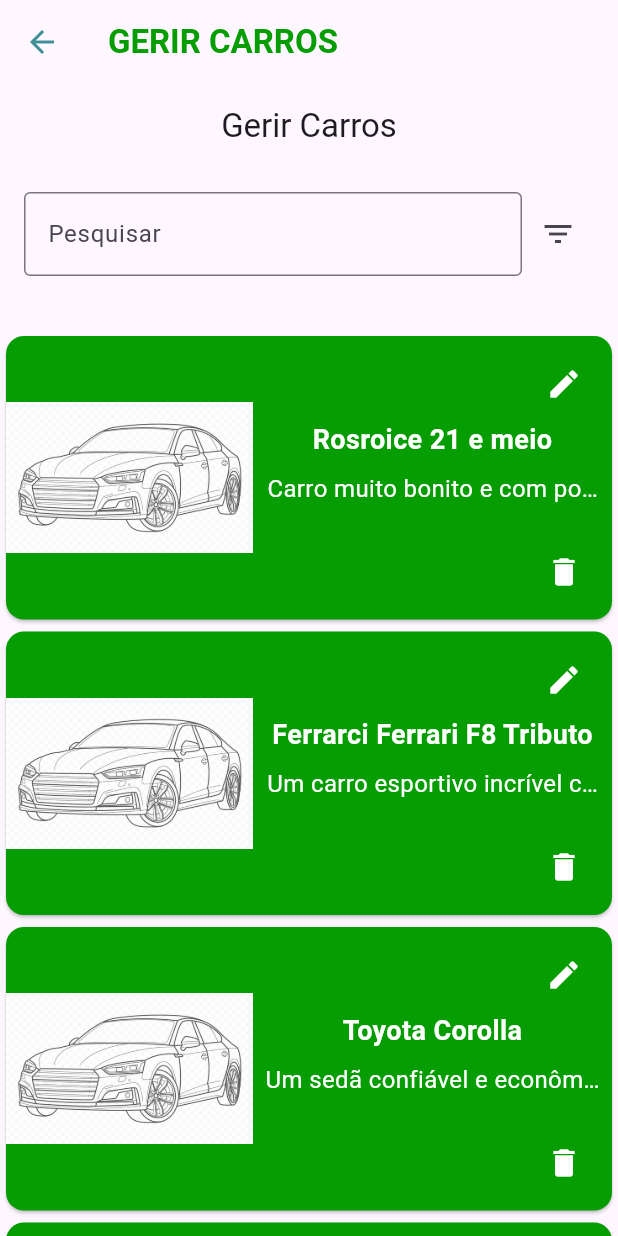
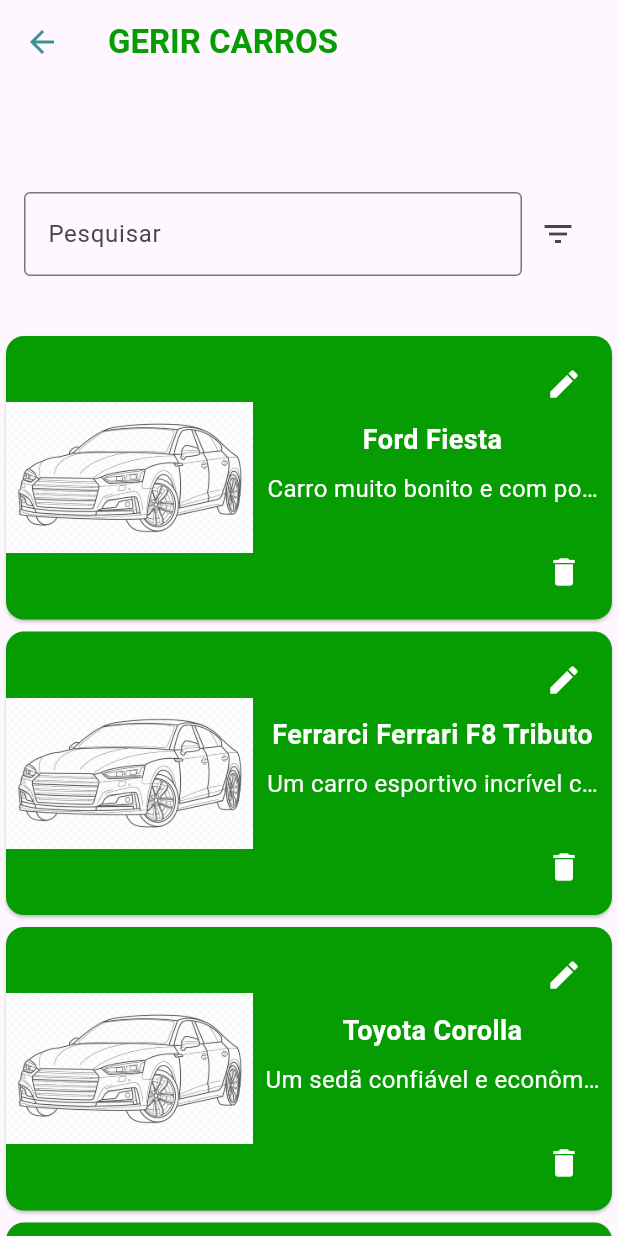
Before and after one commit to IceAngel-04/adRENTure-v2, a Flutter app: the DashboardPage screen opened directly, after a tap on "Gerir Carros", on a phone screen of 412 x 824 dp. Run offline on Flutter 3.47's test engine with Material 3 defaults, Android fonts, the phone set to English and light mode, and no system bars; our stand-ins replace charts_flutter, image_picker.

Commit message:
Updated visuals

```diff
--- a/lib/main.dart
+++ b/lib/main.dart
@@ -1,5 +1,6 @@
 import 'package:adrenture/widgets/navbar.dart';
 import 'package:flutter/material.dart';
+import 'package:adrenture/pages/login/splashscreen.dart';
 
 void main() => runApp(const MyApp());
 
@@ -9,7 +10,7 @@
   @override
   Widget build(BuildContext context) {
     return  const MaterialApp(
-      home: BottomNavBarPage(),
+      home: SplashScreen(),
       debugShowCheckedModeBanner: false,
     );
   }
--- a/lib/models/car.dart
+++ b/lib/models/car.dart
@@ -133,8 +133,8 @@
 Car carro1 = Car(
   id: 1,
   dono: 1,
-  marca: 'Rosroice',
-  modelo: '21 e meio',
+  marca: 'Ford',
+  modelo: 'Fiesta',
   combustivel: 'Gasolina',
   numeroPortas: 5,
   numeroLugares: 5,
--- a/lib/pages/admin/dashboard.dart
+++ b/lib/pages/admin/dashboard.dart
@@ -40,7 +40,7 @@
             onPressed: () => goBack(context),
             icon: const Icon(Icons.arrow_back, color: Color(0xFF3C9096))),
         title: const Text(
-          'ADMIN DASHBOARD',
+          'Painel do ADMIN',
           style:
               TextStyle(color: Color(0xFF059D02), fontWeight: FontWeight.bold),
         ),
--- a/lib/pages/admin/gerirCarro.dart
+++ b/lib/pages/admin/gerirCarro.dart
@@ -38,7 +38,7 @@
   final int _selectedIndex = 0;
 
   static const List<Widget> _widgetOptions = <Widget>[
-    GerirCarrosContent(title: 'Gerir Carros'),
+    GerirCarrosContent(title: ''),
   ];
 
 
--- a/lib/pages/login/login.dart
+++ b/lib/pages/login/login.dart
@@ -1,6 +1,7 @@
 // import 'dart:js';
 import 'package:adrenture/data/user_data.dart';
 import 'package:adrenture/models/user.dart';
+import 'package:adrenture/pages/login/resetPasswordNew.dart';
 import 'package:adrenture/widgets/button.dart';
 import 'package:adrenture/widgets/textfield.dart';
 import 'package:adrenture/pages/login/register.dart';
@@ -54,7 +55,7 @@
     void forgotPassword(BuildContext context){
       Navigator.push(
       context,
-      MaterialPageRoute(builder: (context) => ResetPasswordEmail()));
+      MaterialPageRoute(builder: (context) => ResetPassword()));
     }
 
     void registerUser(BuildContext context){
--- a/lib/pages/login/resetPasswordNew.dart
+++ b/lib/pages/login/resetPasswordNew.dart
@@ -55,7 +55,7 @@
       appBar: AppBar(
         leading: IconButton(onPressed: () => goBack(context) , icon: const Icon(Icons.arrow_back, color:Color(0xFF3C9096))),
         title: const Text(
-            'Insira a nova palavra-passe',
+            'Redifinir a palavra-passe',
             style: TextStyle(
               color: Color(0xFF059D02),
               fontSize: 25,
```
